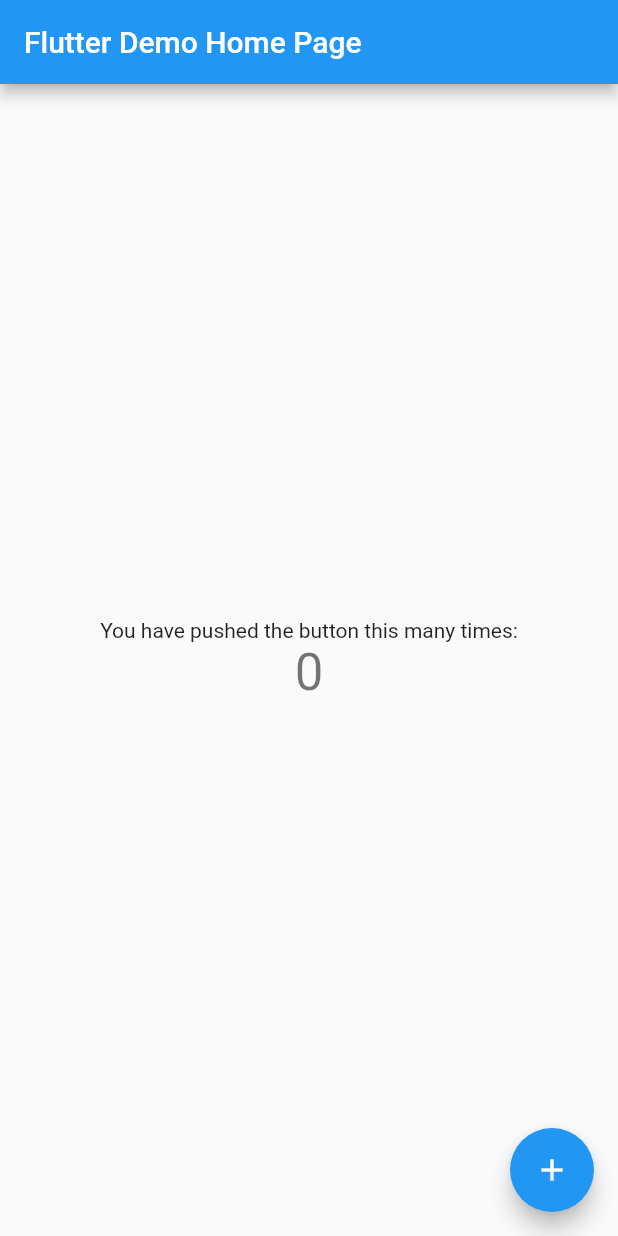
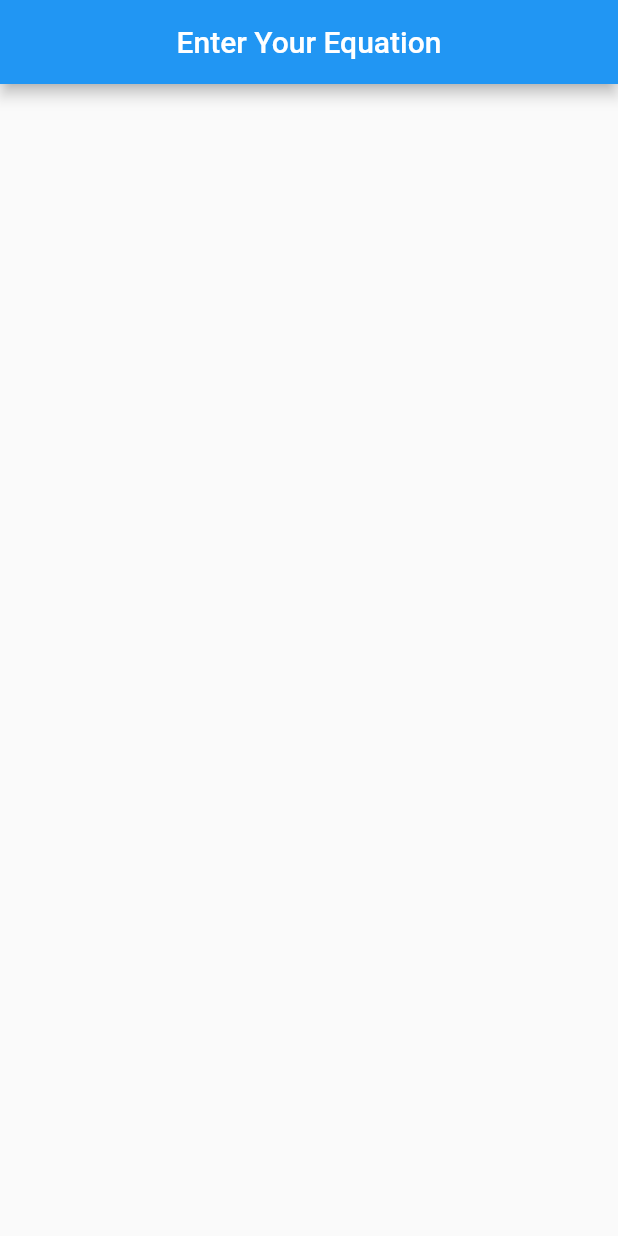
Before and after one commit to john-safwat/Numerical-Analysis-Project, a Flutter app: the screen it shows after launch, on a phone screen of 412 x 824 dp. Run offline on Flutter 3.47's test engine with Material 2 defaults, Android fonts, the light colour scheme and no system bars.

Commit message:
Create Project

```diff
--- /dev/null
+++ b/lib/Home/HomeScreen.dart
@@ -0,0 +1,14 @@
+import 'package:flutter/material.dart';
+
+class HomeScreen extends StatelessWidget {
+  static const String routeName = 'homeScreen';
+  @override
+  Widget build(BuildContext context) {
+    return Scaffold(
+      appBar: AppBar(
+        title:const Text("Enter Your Equation",),
+        centerTitle: true,
+      ),
+    );
+  }
+}
--- a/lib/main.dart
+++ b/lib/main.dart
@@ -1,115 +1,21 @@
 import 'package:flutter/material.dart';
+import 'package:numericalanalysis/Home/HomeScreen.dart';
 
-void main() {
-  runApp(const MyApp());
+void main (){
+  runApp(MyApp());
 }
 
 class MyApp extends StatelessWidget {
-  const MyApp({super.key});
 
-  // This widget is the root of your application.
   @override
   Widget build(BuildContext context) {
     return MaterialApp(
-      title: 'Flutter Demo',
-      theme: ThemeData(
-        // This is the theme of your application.
-        //
-        // Try running your application with "flutter run". You'll see the
-        // application has a blue toolbar. Then, without quitting the app, try
-        // changing the primarySwatch below to Colors.green and then invoke
-        // "hot reload" (press "r" in the console where you ran "flutter run",
-        // or simply save your changes to "hot reload" in a Flutter IDE).
-        // Notice that the counter didn't reset back to zero; the application
-        // is not restarted.
-        primarySwatch: Colors.blue,
-      ),
-      home: const MyHomePage(title: 'Flutter Demo Home Page'),
+      debugShowCheckedModeBanner: false,
+      routes: {
+        HomeScreen.routeName :(_) => HomeScreen(),
+      },
+      initialRoute: HomeScreen.routeName,
     );
+
   }
 }
-
-class MyHomePage extends StatefulWidget {
-  const MyHomePage({super.key, required this.title});
-
-  // This widget is the home page of your application. It is stateful, meaning
-  // that it has a State object (defined below) that contains fields that affect
-  // how it looks.
-
-  // This class is the configuration for the state. It holds the values (in this
-  // case the title) provided by the parent (in this case the App widget) and
-  // used by the build method of the State. Fields in a Widget subclass are
-  // always marked "final".
-
-  final String title;
-
-  @override
-  State<MyHomePage> createState() => _MyHomePageState();
-}
-
-class _MyHomePageState extends State<MyHomePage> {
-  int _counter = 0;
-
-  void _incrementCounter() {
-    setState(() {
-      // This call to setState tells the Flutter framework that something has
-      // changed in this State, which causes it to rerun the build method below
-      // so that the display can reflect the updated values. If we changed
-      // _counter without calling setState(), then the build method would not be
-      // called again, and so nothing would appear to happen.
-      _counter++;
-    });
-  }
-
-  @override
-  Widget build(BuildContext context) {
-    // This method is rerun every time setState is called, for instance as done
-    // by the _incrementCounter method above.
-    //
-    // The Flutter framework has been optimized to make rerunning build methods
-    // fast, so that you can just rebuild anything that needs updating rather
-    // than having to individually change instances of widgets.
-    return Scaffold(
-      appBar: AppBar(
-        // Here we take the value from the MyHomePage object that was created by
-        // the App.build method, and use it to set our appbar title.
-        title: Text(widget.title),
-      ),
-      body: Center(
-        // Center is a layout widget. It takes a single child and positions it
-        // in the middle of the parent.
-        child: Column(
-          // Column is also a layout widget. It takes a list of children and
-          // arranges them vertically. By default, it sizes itself to fit its
-          // children horizontally, and tries to be as tall as its parent.
-          //
-          // Invoke "debug painting" (press "p" in the console, choose the
-          // "Toggle Debug Paint" action from the Flutter Inspector in Android
-          // Studio, or the "Toggle Debug Paint" command in Visual Studio Code)
-          // to see the wireframe for each widget.
-          //
-          // Column has various properties to control how it sizes itself and
-          // how it positions its children. Here we use mainAxisAlignment to
-          // center the children vertically; the main axis here is the vertical
-          // axis because Columns are vertical (the cross axis would be
-          // horizontal).
-          mainAxisAlignment: MainAxisAlignment.center,
-          children: <Widget>[
-            const Text(
-              'You have pushed the button this many times:',
-            ),
-            Text(
-              '$_counter',
-              style: Theme.of(context).textTheme.headlineMedium,
-            ),
-          ],
-        ),
-      ),
-      floatingActionButton: FloatingActionButton(
-        onPressed: _incrementCounter,
-        tooltip: 'Increment',
-        child: const Icon(Icons.add),
-      ), // This trailing comma makes auto-formatting nicer for build methods.
-    );
-  }
-}
```
